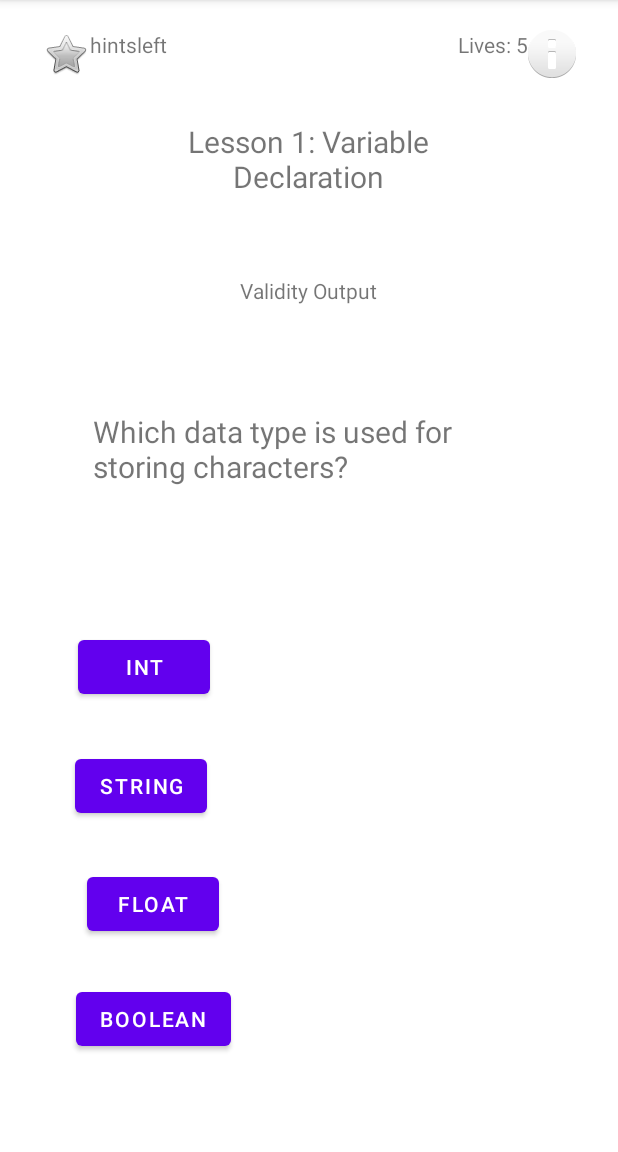
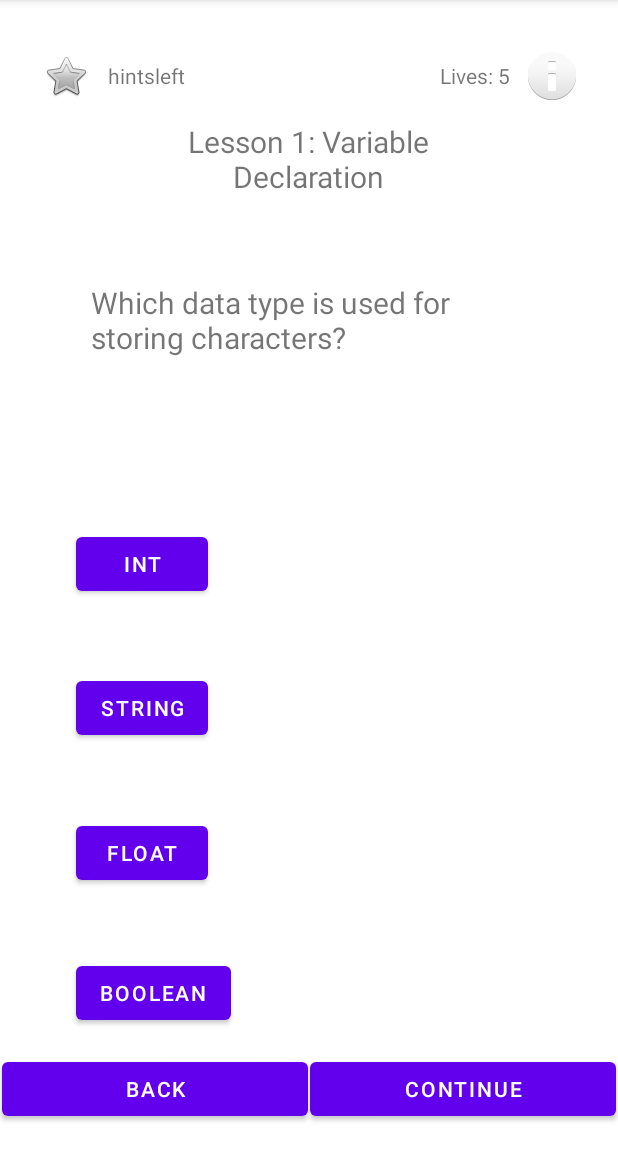
Before and after one commit to dtscott9/Codingo, an Android app: the MultipleChoice screen opened directly, with no data from a screen before it, on a phone screen of 412 x 824 dp, the part 84-1236 px from its top. Run offline under Robolectric (Android 15) with nearby library versions, the phone set to English and light mode, and no system bars.

Commit message:
multiple choice now works with multiple questions

```diff
--- a/app/src/main/java/com/example/codingo/MultipleChoice.kt
+++ b/app/src/main/java/com/example/codingo/MultipleChoice.kt
@@ -12,6 +12,8 @@ class MultipleChoice : AppCompatActivity() {
     lateinit var choice2: Button
     lateinit var choice3: Button
     lateinit var choice4: Button
+    lateinit var continueButton: Button
+    lateinit var backButton : Button
     lateinit var questionOutput : TextView
     lateinit var validityOutput : TextView
     lateinit var lessonName : TextView
@@ -32,20 +34,25 @@ class MultipleChoice : AppCompatActivity() {
         choice2 = findViewById(R.id.button2)
         choice3 = findViewById(R.id.button3)
         choice4 = findViewById(R.id.button4)
+        continueButton = findViewById(R.id.nextQuestion)
+        backButton = findViewById(R.id.previousQuestion)
         validityOutput = findViewById(R.id.validityOutput)
         lessonName = findViewById(R.id.lessonName)
         livesOutput = findViewById(R.id.livesLeft)
 
         lessonName.text = getString(R.string.lesson_name) + ": " + getString(R.string.lesson_title)
 
-        questionOutput.text = question[0]
-        choice1.text = question[1]
-        choice2.text = question[2]
-        choice3.text = question[3]
-        choice4.text = question[4]
-        val answer : String = question[5]
 
+        fun loadQuestions(questionNumber : Int) {
 
+            val questionIndex = questionNumber * 6
+
+            questionOutput.text = question[questionIndex]
+            choice1.text = question[questionIndex + 1]
+            choice2.text = question[questionIndex + 2]
+            choice3.text = question[questionIndex + 3]
+            choice4.text = question[questionIndex + 4]
+            val answer : String = question[questionIndex + 5]
             fun checkValidity(button: Button) {
                 if (button.text == answer) {
                     validityOutput.text = "That is correct!"
@@ -55,6 +62,7 @@ class MultipleChoice : AppCompatActivity() {
                     validityOutput.text = "That is incorrect!"
                 }
             }
+
 
             choice1.setOnClickListener {
                 checkValidity(choice1)
@@ -68,6 +76,33 @@ class MultipleChoice : AppCompatActivity() {
             choice4.setOnClickListener {
                 checkValidity(choice4)
             }
+        }
+
+        var questionNumber = 0
+        loadQuestions(questionNumber)
+        continueButton.setOnClickListener {
+
+            if (questionNumber >= ((question.size / 6) - 1)) {
+
+            } else {
+                questionNumber += 1
+                loadQuestions(questionNumber)
+            }
+
+
+
+        }
+        backButton.setOnClickListener {
+            if (questionNumber <= 0) {
+
+            } else {
+                questionNumber -= 1
+                loadQuestions(questionNumber)
+            }
+
+        }
+
+
 
 
 
--- a/app/src/main/res/layout/activity_multiple_choice.xml
+++ b/app/src/main/res/layout/activity_multiple_choice.xml
@@ -11,30 +11,28 @@
         android:layout_width="288dp"
         android:layout_height="93dp"
         android:layout_marginStart="35dp"
-        android:layout_marginTop="274dp"
         android:layout_marginEnd="35dp"
-        android:layout_marginBottom="350dp"
+        android:layout_marginBottom="432dp"
         android:text="Question"
         android:textSize="20sp"
         app:layout_constraintBottom_toBottomOf="parent"
         app:layout_constraintEnd_toEndOf="parent"
-        app:layout_constraintHorizontal_bias="0.494"
+        app:layout_constraintHorizontal_bias="0.471"
         app:layout_constraintStart_toStartOf="parent"
-        app:layout_constraintTop_toTopOf="parent"
-        app:layout_constraintVertical_bias="0.0" />
+        app:layout_constraintTop_toBottomOf="@+id/lessonName" />
 
     <TextView
         android:id="@+id/validityOutput"
         android:layout_width="wrap_content"
         android:layout_height="wrap_content"
         android:layout_marginStart="176dp"
-        android:layout_marginTop="184dp"
         android:layout_marginEnd="177dp"
-        android:text="Validity Output"
+        android:text=""
         android:textAlignment="center"
+        app:layout_constraintBottom_toTopOf="@+id/button1"
         app:layout_constraintEnd_toEndOf="parent"
         app:layout_constraintStart_toStartOf="parent"
-        app:layout_constraintTop_toTopOf="parent" />
+        app:layout_constraintTop_toBottomOf="@+id/question" />
 
     <TextView
         android:id="@+id/lessonName"
@@ -54,44 +52,33 @@
         android:id="@+id/button1"
         android:layout_width="wrap_content"
         android:layout_height="wrap_content"
-        android:layout_marginStart="50dp"
         android:layout_marginTop="52dp"
-        android:layout_marginEnd="258dp"
         android:layout_marginBottom="20dp"
         android:text="choice 1"
         app:layout_constraintBottom_toTopOf="@+id/button2"
-        app:layout_constraintEnd_toEndOf="parent"
-        app:layout_constraintHorizontal_bias="0.117"
-        app:layout_constraintStart_toStartOf="parent"
+        app:layout_constraintStart_toStartOf="@+id/button2"
         app:layout_constraintTop_toBottomOf="@+id/question" />
 
     <Button
         android:id="@+id/button2"
         android:layout_width="wrap_content"
         android:layout_height="wrap_content"
-        android:layout_marginStart="50dp"
         android:layout_marginTop="10dp"
-        android:layout_marginEnd="258dp"
         android:layout_marginBottom="20dp"
         android:text="choice 2"
         app:layout_constraintBottom_toTopOf="@+id/button3"
-        app:layout_constraintEnd_toEndOf="parent"
-        app:layout_constraintHorizontal_bias="0.0"
-        app:layout_constraintStart_toStartOf="parent"
+        app:layout_constraintStart_toStartOf="@+id/button3"
         app:layout_constraintTop_toBottomOf="@+id/button1" />
 
     <Button
         android:id="@+id/button3"
         android:layout_width="wrap_content"
         android:layout_height="wrap_content"
-        android:layout_marginStart="50dp"
         android:layout_marginTop="10dp"
-        android:layout_marginEnd="258dp"
         android:layout_marginBottom="17dp"
         android:text="choice 3"
         app:layout_constraintBottom_toTopOf="@+id/button4"
-        app:layout_constraintEnd_toEndOf="parent"
-        app:layout_constraintStart_toStartOf="parent"
+        app:layout_constraintStart_toStartOf="@+id/button4"
         app:layout_constraintTop_toBottomOf="@+id/button2" />
 
     <Button
@@ -105,6 +92,7 @@
         android:text="choice 4"
         app:layout_constraintBottom_toBottomOf="parent"
         app:layout_constraintEnd_toEndOf="parent"
+        app:layout_constraintHorizontal_bias="1.0"
         app:layout_constraintStart_toStartOf="parent"
         app:layout_constraintTop_toBottomOf="@+id/button3" />
 
@@ -112,9 +100,10 @@
         android:id="@+id/textView5"
         android:layout_width="wrap_content"
         android:layout_height="wrap_content"
-        android:layout_marginStart="60dp"
+        android:layout_marginStart="72dp"
         android:layout_marginTop="20dp"
         android:text="hintsleft"
+        app:layout_constraintBottom_toTopOf="@+id/lessonName"
         app:layout_constraintStart_toStartOf="parent"
         app:layout_constraintTop_toTopOf="parent" />
 
@@ -123,9 +112,10 @@
         android:layout_width="wrap_content"
         android:layout_height="wrap_content"
         android:layout_marginTop="20dp"
-        android:layout_marginEnd="60dp"
+        android:layout_marginEnd="12dp"
         android:text="Lives: 5"
-        app:layout_constraintEnd_toEndOf="parent"
+        app:layout_constraintBottom_toTopOf="@+id/lessonName"
+        app:layout_constraintEnd_toStartOf="@+id/imageView2"
         app:layout_constraintTop_toTopOf="parent" />
 
     <ImageView
@@ -134,6 +124,7 @@
         android:layout_height="wrap_content"
         android:layout_marginStart="28dp"
         android:layout_marginTop="20dp"
+        app:layout_constraintBottom_toTopOf="@+id/lessonName"
         app:layout_constraintStart_toStartOf="parent"
         app:layout_constraintTop_toTopOf="parent"
         app:srcCompat="@android:drawable/btn_star_big_off" />
@@ -144,7 +135,32 @@
         android:layout_height="wrap_content"
         android:layout_marginTop="20dp"
         android:layout_marginEnd="28dp"
+        app:layout_constraintBottom_toTopOf="@+id/lessonName"
         app:layout_constraintEnd_toEndOf="parent"
         app:layout_constraintTop_toTopOf="parent"
         app:srcCompat="@android:drawable/ic_dialog_info" />
+
+    <Button
+        android:id="@+id/nextQuestion"
+        android:layout_width="204dp"
+        android:layout_height="wrap_content"
+        android:text="Continue"
+        app:layout_constraintBottom_toBottomOf="parent"
+        app:layout_constraintEnd_toEndOf="parent"
+        app:layout_constraintHorizontal_bias="0.5"
+        app:layout_constraintStart_toEndOf="@+id/previousQuestion"
+        app:layout_constraintTop_toBottomOf="@+id/button4"
+        app:layout_constraintVertical_bias="0.466" />
+
+    <Button
+        android:id="@+id/previousQuestion"
+        android:layout_width="204dp"
+        android:layout_height="wrap_content"
+        android:text="Back"
+        app:layout_constraintBottom_toBottomOf="parent"
+        app:layout_constraintEnd_toStartOf="@+id/nextQuestion"
+        app:layout_constraintHorizontal_bias="0.5"
+        app:layout_constraintStart_toStartOf="parent"
+        app:layout_constraintTop_toBottomOf="@+id/button4"
+        app:layout_constraintVertical_bias="0.466" />
 </androidx.constraintlayout.widget.ConstraintLayout>
--- a/app/src/main/res/values/module_1.xml
+++ b/app/src/main/res/values/module_1.xml
@@ -68,6 +68,13 @@
         <item name="question_1_choice_3">Float</item>
         <item name="question_1_choice_4">Boolean</item>
         <item name="answer_1">String</item>
+        <item>What is my name?</item>
+        <item>Seth</item>
+        <item>Kaleb</item>
+        <item>Lee</item>
+        <item>Dylan</item>
+        <item name="answer_2">Seth</item>
+
 
     </string-array>
 
```
Lines whose indentation alone changed are shown as unchanged.
